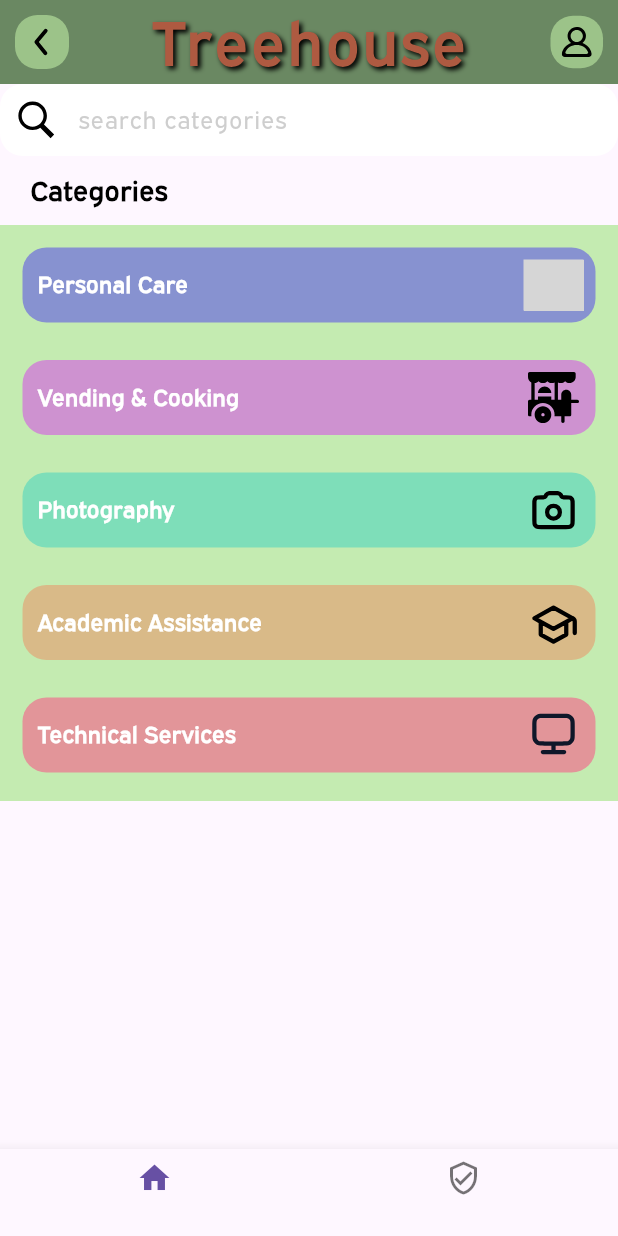
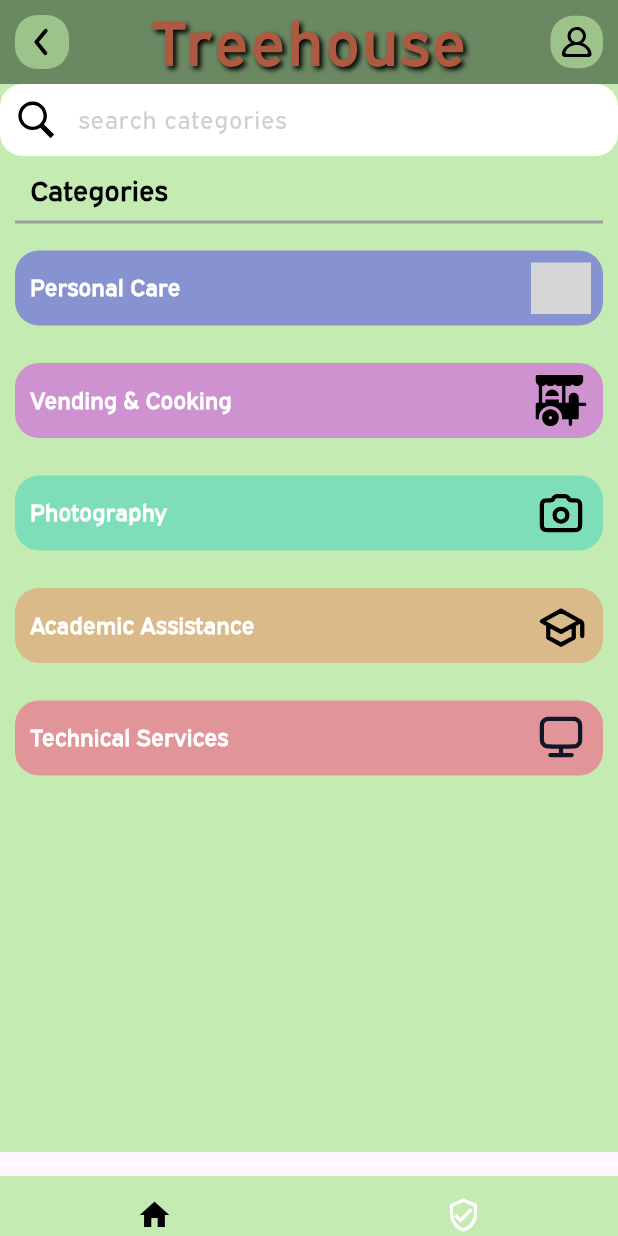
Before and after one commit to blakeotto57/treehouse, a Flutter app: the screen it shows after launch, on a phone screen of 412 x 824 dp. Run offline on Flutter 3.47's test engine with Material 3 defaults, Android fonts, the phone set to English and light mode, and no system bars; our stand-ins replace flutter_svg; grey boxes are pictures that could not be loaded.

Commit message:
background of bottom nav bar fixed, need to center icons in bar

```diff
--- a/lib/models/category_model.dart
+++ b/lib/models/category_model.dart
@@ -7,111 +7,49 @@ class CategoryModel {
   String name;
   String iconPath;
   Color boxColor;
-  Function onTap;
 
   CategoryModel({
     required this.name,
     required this.iconPath,
     required this.boxColor,
-    required this.onTap,
     });
 
     static List<CategoryModel> getCategories() {
       List<CategoryModel> categories = [];
 
-
-
     //Personal Care box
     categories.add(
-      CategoryModel(
-        name: "Personal Care",
-        iconPath: "assets/icons/haircut-icon.svg",
-        boxColor: Color.fromRGBO(75, 57, 239, 1),
-        onTap: () {  //does something is pressed
-
-          print("Personal care clicked");
-            }
-          ),
-        );
-
-
+      CategoryModel(name: "Personal Care", iconPath: "assets/icons/haircut-icon.svg", boxColor: Color.fromRGBO(75, 57, 239, 1),),);
 
     //Vending & Cooking box
     categories.add(
-      CategoryModel(
-        name: "Vending & Cooking",
-        iconPath: "assets/icons/vending-icon.svg",
-        boxColor: Color.fromRGBO(215, 57, 239, 1),
-        onTap: () {  //does something is pressed
-
-          print("Personal care clicked");
-            }
-          ),
-        );
-
-
+      CategoryModel(name: "Vending & Cooking", iconPath: "assets/icons/vending-icon.svg", boxColor: Color.fromRGBO(215, 57, 239, 1),),);
 
     //Photography box
     categories.add(
-      CategoryModel(
-        name: "Photography",
-        iconPath: "assets/icons/camera-icon.svg",
-        boxColor: Color.fromRGBO(57, 210, 192, 1),
-        onTap: () {  //does something is pressed
-
-          print("Personal care clicked");
-            }
-          ),
-        );
-
-
+      CategoryModel(name: "Photography", iconPath: "assets/icons/camera-icon.svg", boxColor: Color.fromRGBO(57, 210, 192, 1),),);
 
     //Academic assitance box
     categories.add(
-      CategoryModel(
-        name: "Academic Assistance",
-        iconPath: "assets/icons/school-icon.svg",
-        boxColor: Color.fromRGBO(238, 138, 96, 1),
-        onTap: () {  //does something is pressed
-
-          print("Personal care clicked");
-            }
-          ),
-        );
-
-
-
+      CategoryModel(name: "Academic Assistance", iconPath: "assets/icons/school-icon.svg", boxColor: Color.fromRGBO(238, 138, 96, 1),),);
 
     //Technical Services box
     categories.add(
-      CategoryModel(
-        name: "Technical Services",
-        iconPath: "assets/icons/computer-icon.svg",
-        boxColor: Color.fromRGBO(255, 64, 129, 1),
-        onTap: () {  //does something is pressed
-
-          print("Personal care clicked");
-            }
-          ),
-        );
-
-
-
+      CategoryModel(name: "Technical Services", iconPath: "assets/icons/computer-icon.svg", boxColor: Color.fromRGBO(255, 64, 129, 1),),);
 
      //Errands & Moving Services box
     categories.add(
-      CategoryModel(
-        name: "Errands & Moving",
-        iconPath: "assets/icons/box-icon.svg",
-        boxColor: Color.fromRGBO(255, 193, 7, 1),
-        onTap: () {  //does something is pressed
+      CategoryModel(name: "Errands & Moving", iconPath: "assets/icons/box-icon.svg", boxColor: Color.fromRGBO(255, 193, 7, 1),),);
 
-          print("Personal care clicked");
-            }
-          ),
-        );
+    //Pet Care box
+    categories.add(
+      CategoryModel(name: "Pet Care", iconPath: "assets/icons/dog-icon.svg", boxColor: Color.fromRGBO(76, 175, 80, 1),),);
 
-
+    //Cleaning box
+    categories.add(
+      CategoryModel(name: "Cleaning", iconPath: "assets/icons/clean-icon.svg", boxColor: Color.fromRGBO(156, 39, 176, 1)
+      )
+    );
 
     return categories;
     }
--- a/lib/pages/Category Pages/Personal_Care.dart
+++ /dev/null
@@ -1,16 +0,0 @@
-import 'package:flutter/material.dart';
-
-class PersonalCarePage extends StatelessWidget {
-  @override
-  Widget build(BuildContext context) {
-    return Scaffold(
-      appBar: AppBar(title: Text('Personal Care')),
-      body: Center(
-        child: Text(
-          'Welcome to the Personal Care Page!',
-          style: TextStyle(fontSize: 24),
-        ),
-      ),
-    );
-  }
-}
--- a/lib/pages/Category Pages/Vending_Cooking.dart
+++ /dev/null
@@ -1,16 +0,0 @@
-import 'package:flutter/material.dart';
-
-class PersonalCarePage extends StatelessWidget {
-  @override
-  Widget build(BuildContext context) {
-    return Scaffold(
-      appBar: AppBar(title: Text('Personal Care')),
-      body: Center(
-        child: Text(
-          'Welcome to the Personal Care Page!',
-          style: TextStyle(fontSize: 24),
-        ),
-      ),
-    );
-  }
-}
--- a/lib/pages/home.dart
+++ b/lib/pages/home.dart
@@ -34,13 +34,15 @@ class _HomePageState extends State<HomePage> {
   //START OF SCAFFOLD CODE
   Widget build(BuildContext context) {
     _getCategories();
-    return Scaffold(
+
+  return SafeArea(
+    child: Scaffold(
       appBar: appBar(),
       body: PageView( //the page view is covered of the body of the screen
         controller: _pageController,
         onPageChanged: (index) {
           setState(() {
-            int _currentIndex = index; //updates the bottom bar to reflect current page
+            _currentIndex = index; //updates the bottom bar to reflect current page
 
           });
         },
@@ -57,9 +59,20 @@ class _HomePageState extends State<HomePage> {
           )
         ]
       ),
-  bottomNavigationBar: SizedBox(
-    height: 58,
+
+      bottomNavigationBar: Column(
+        mainAxisSize: MainAxisSize.min,
+        children: [
+            Divider(color: Colors.white, //white line dividing
+              thickness: 2.0,
+            ),
+
+        Container(
+          height: 40,
+          color: Color.fromARGB(255, 196, 235, 177),
+
           child: BottomNavigationBar(
+
             currentIndex: _currentIndex,
             onTap: (index) {
               setState(() {
@@ -68,8 +81,34 @@ class _HomePageState extends State<HomePage> {
                 });
               },
               items: [
-          BottomNavigationBarItem(icon: Icon(Icons.home), label: ""),
-          BottomNavigationBarItem(icon: Icon(Icons.verified_user_outlined), label: ""),
+                BottomNavigationBarItem(
+                  icon: Container(
+                    height: 10,
+                    child: Icon(Icons.home),
+                  ), label: ""),
+
+
+
+                BottomNavigationBarItem(
+                  icon: Container(
+                    height: 20,
+                    child: Icon(Icons.verified_user_outlined),
+                  ), label: ""),
+                ],
+
+
+
+
+                showSelectedLabels: false,
+                showUnselectedLabels: false,
+                backgroundColor: Colors.transparent,
+
+                selectedItemColor: Colors.black,
+                unselectedItemColor: Colors.white,
+
+                elevation: 0, //removes space if no label
+                ),
+              ),
             ],
           ),
         ),
@@ -95,14 +134,20 @@ HomeContent({required this.categories});
 //START OF CATEGORIES CODE
 
 Widget build(BuildContext context) {
-  return Column(
+return Container(
+  color: Color.fromARGB(255, 196, 235, 177),
+  child: Column(
+
   crossAxisAlignment: CrossAxisAlignment.start,
   children: [
     searchbar(),
-    SizedBox(height: 10), // creates distance between searchbar and column
-    Column(
+    SizedBox(height: 10),
+    Container(
+          color: Color.fromARGB(255, 196, 235, 177),
+      child: Column(
         crossAxisAlignment: CrossAxisAlignment.start, // moves categories title to left
         children: [
+
           const Padding(
             padding: EdgeInsets.only(left: 20.0),
             child: Text(
@@ -115,22 +160,28 @@ Widget build(BuildContext context) {
             ),
           ),
 
+
+          const Padding(
+            padding:EdgeInsets.symmetric(horizontal: 10),
+            child: Divider(
+              color: Colors.grey,
+              thickness: 2.0,
+            ),
+          ),
+
+
           // light green box underneath categories
-        SizedBox(height: 10), // distance between categories word and light green box
-
+          SizedBox(height: 1), // distance between categories word and light green box
           Container(
-          height: 384, // height of the light green box/category list view
+            height: 361, // height of the light green box/category list view
             color: Color.fromARGB(255, 196, 235, 177),
             child: ListView.separated(
               itemCount: categories.length,
               scrollDirection: Axis.vertical, // change which way the categories are displayed
-            padding: EdgeInsets.all(15),
+              padding: EdgeInsets.all(10),
               separatorBuilder: (context, index) => SizedBox(height: 25), // Creates space between categories
               itemBuilder: (context, index) {
-              return InkWell(
-                onTap: () => categories[index].onTap(),
-
-                child: Container(
+                return Container(
                   height: 50, // adjusts the height of the category boxes
                   decoration: BoxDecoration(
                     color: categories[index].boxColor.withOpacity(0.5),
@@ -166,14 +217,15 @@ Widget build(BuildContext context) {
                         ),
                       ],
                     ),
-                ),
                   );
                 },
               ),
             ),
           ],
         ),
+      ),
     ],
+  ),
   );
 }
 //END OF CATEGORIES CODE
```
Also changed, not shown: lib/pages/Category Pages/Academic_Assistance.dart (deleted), lib/pages/Category Pages/Errands_Moving.dart (deleted), lib/pages/Category Pages/Photography.dart (deleted), lib/pages/Category Pages/Technical_Services.dart (deleted). Lines whose indentation alone changed are shown as unchanged.
